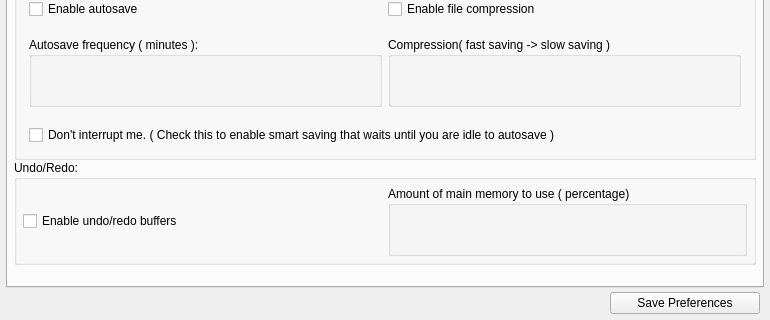
The window that src/Interface/AppPreferences/AppPreferences.ui (SCIInstitute/Seg3D) describes before a commit, drawn with Qt 5; both pictures show x 0 to 770 and y 401 to 721 of the 770 by 721 pixel window.
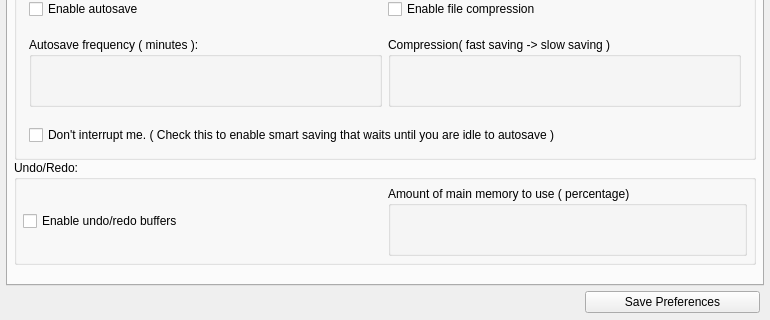
The same window after the commit. Custom widgets are drawn as their Qt base class.

The edit to the form file:
```diff
--- a/src/Interface/AppPreferences/AppPreferences.ui
+++ b/src/Interface/AppPreferences/AppPreferences.ui
@@ -1539,7 +1539,7 @@
      <property name="minimumSize">
       <size>
        <width>0</width>
-       <height>30</height>
+       <height>32</height>
       </size>
      </property>
      <layout class="QHBoxLayout" name="horizontalLayout">
@@ -1566,7 +1566,7 @@
        <widget class="QPushButton" name="apply_button_">
         <property name="minimumSize">
          <size>
-          <width>150</width>
+          <width>175</width>
           <height>0</height>
          </size>
         </property>
```
